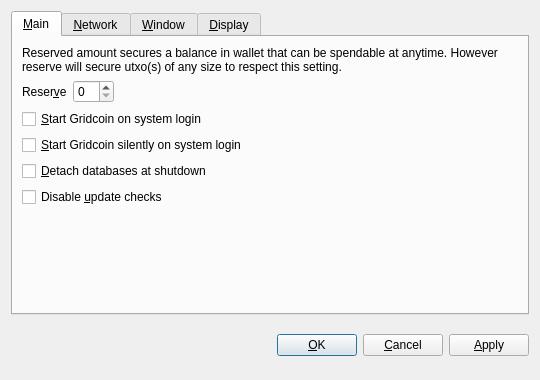
Qt form src/qt/forms/optionsdialog.ui (gridcoin-community/Gridcoin-Research) before a commit.
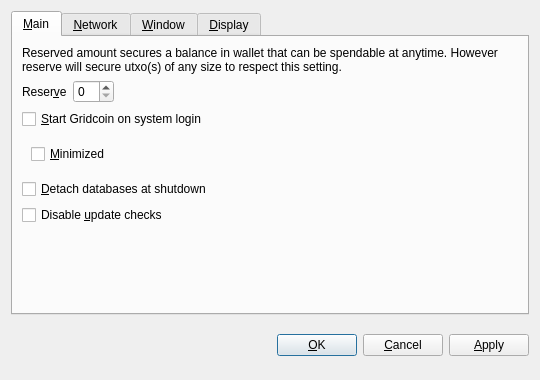
The same form after that commit. Custom widgets are drawn as their Qt base class.

Commit message: indent minimised checkbox

What changed in the file:
```diff
--- a/src/qt/forms/optionsdialog.ui
+++ b/src/qt/forms/optionsdialog.ui
@@ -87,13 +87,19 @@
         </widget>
        </item>
        <item>
+        <widget class="QWidget" name="hw_renderer_group" native="true">
+         <layout class="QVBoxLayout" name="verticalLayout_5">
+          <item>
         <widget class="QCheckBox" name="gridcoinAtStartupMinimised">
          <property name="toolTip">
           <string>Chooses to hide the wallet on startup.</string>
          </property>
          <property name="text">
-          <string>&amp;Start Gridcoin silently on system login</string>
-         </property>
+             <string>&amp;Minimized</string>
+            </property>
+           </widget>
+          </item>
+         </layout>
         </widget>
        </item>
        <item>
```
Lines whose indentation alone changed are shown as unchanged.
